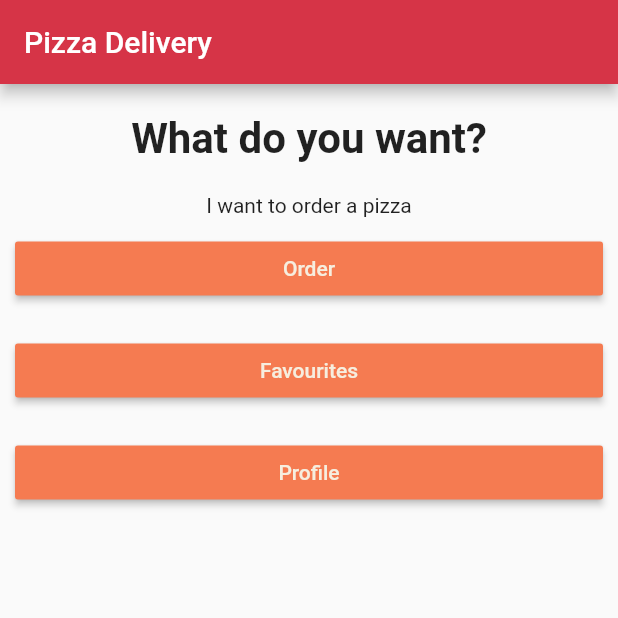
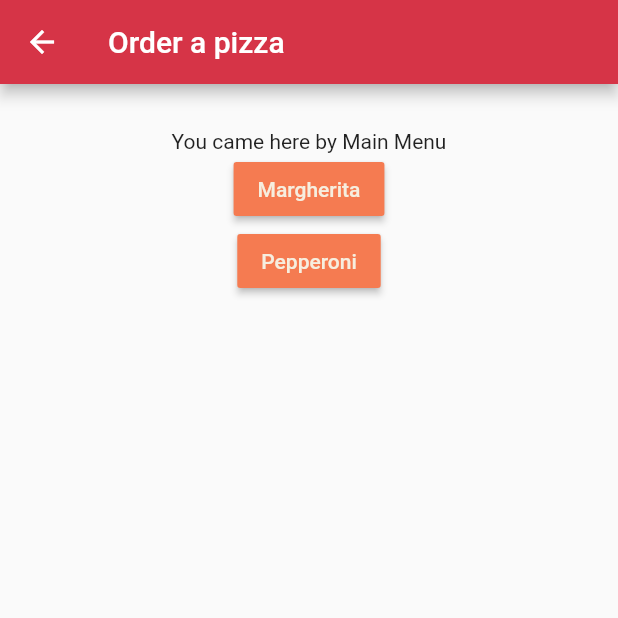
Before and after one commit to davidtengeri/pizza_delivery, a Flutter app: the screen it shows after launch, after a tap on "Order", on a phone screen of 412 x 824 dp, the top half of it. Run offline on Flutter 3.47's test engine with Material 2 defaults, Android fonts, the phone set to English and light mode, and no system bars; our stand-ins replace flutter_svg.

Commit message:
Drawer and named routes

```diff
--- a/lib/main.dart
+++ b/lib/main.dart
@@ -1,10 +1,11 @@
 import 'package:flutter/material.dart';
-import 'package:pizza_delivery/answer.dart';
+import 'package:flutter_svg/svg.dart';
 
 import 'package:pizza_delivery/app_colors.dart';
+import 'package:pizza_delivery/main_drawer.dart';
 import 'package:pizza_delivery/main_menu.dart';
 import 'package:pizza_delivery/menu_item.dart';
-import 'package:pizza_delivery/question.dart';
+import 'package:pizza_delivery/order.dart';
 
 void main() => runApp(PizzaDeliveryApp());
 
@@ -24,7 +25,11 @@ class PizzaDeliveryApp extends StatelessWidget {
   Widget build(BuildContext context) {
     return MaterialApp(
       theme: _buildThemeData(),
-      home: Home(),
+      initialRoute: '/',
+      routes: {
+        '/': (context) => Home(),
+        '/order': (context) => Order(),
+      },
     );
   }
 }
@@ -35,14 +40,7 @@ class Home extends StatefulWidget {
 }
 
 class _HomeState extends State<Home> {
-  MenuItem selectedItem;
-
-  void selectOption(MenuItem item) {
-    setState(() {
-      selectedItem = item;
-      print('Pressed ${selectedItem.index}');
-    });
-  }
+  String selectedPizza;
 
   @override
   Widget build(BuildContext context) {
@@ -50,12 +48,32 @@ class _HomeState extends State<Home> {
       appBar: AppBar(
         title: Text('Pizza Delivery'),
       ),
+      drawer: MainDrawer(),
       body: Column(
         children: <Widget>[
-          Question(),
-          Answer(item: selectedItem),
-          MainMenu(onOptionSelected: selectOption),
+          MainMenu(),
+          if (selectedPizza != null) Text(selectedPizza),
         ],
+      ),
+      floatingActionButton: FloatingActionButton(
+        onPressed: () async {
+          final result = await Navigator.pushNamed(
+            context,
+            '/order',
+            arguments: OrderArguments('Floating action'),
+          );
+          setState(() {
+            selectedPizza = result;
+          });
+        },
+        child: Container(
+          decoration: BoxDecoration(
+            color: Theme.of(context).primaryColor,
+            borderRadius: BorderRadius.circular(50),
+          ),
+          padding: EdgeInsets.all(5),
+          child: SvgPicture.asset('images/pizza.svg'),
+        ),
       ),
     );
   }
--- /dev/null
+++ b/lib/main_drawer.dart
@@ -0,0 +1,40 @@
+import 'package:flutter/material.dart';
+import 'package:flutter_svg/flutter_svg.dart';
+import 'package:pizza_delivery/main_menu.dart';
+import 'package:pizza_delivery/menu_item.dart';
+
+class MainDrawer extends StatelessWidget {
+  MainDrawer();
+
+  @override
+  Widget build(BuildContext context) {
+    return Drawer(
+      child: ListView(
+        padding: EdgeInsets.zero,
+        children: <Widget>[
+          DrawerHeader(
+            decoration: BoxDecoration(color: Theme.of(context).primaryColor),
+            padding: EdgeInsets.all(30),
+            child: Column(
+              children: <Widget>[
+                Text(
+                  'Pizza Delivery',
+                  style: TextStyle(
+                    fontSize: 30,
+                    color: Theme.of(context).accentColor,
+                  ),
+                ),
+                SvgPicture.asset(
+                  'images/delivery-truck.svg',
+                  width: 60,
+                  height: 60,
+                ),
+              ],
+            ),
+          ),
+          MainMenu(),
+        ],
+      ),
+    );
+  }
+}
--- a/lib/main_menu.dart
+++ b/lib/main_menu.dart
@@ -1,28 +1,40 @@
 import 'package:flutter/material.dart';
 import 'package:pizza_delivery/menu_button.dart';
 import 'package:pizza_delivery/menu_item.dart';
+import 'package:pizza_delivery/order.dart';
 
 class MainMenu extends StatelessWidget {
-  final Function onOptionSelected;
-
-  MainMenu({@required this.onOptionSelected})
-      : assert(onOptionSelected != null);
+  void menuItemSelected(MenuItem item, BuildContext context) {
+    switch (item) {
+      case MenuItem.order:
+        Navigator.pushNamed(
+          context,
+          '/order',
+          arguments: OrderArguments('Main Menu'),
+        );
+        break;
+      default:
+    }
+  }
 
   @override
   Widget build(BuildContext context) {
     return Column(
       children: <Widget>[
         MenuButton(
-          onPressed: () => onOptionSelected(MenuItem.order),
+          onPressed: () => menuItemSelected(MenuItem.order, context),
           text: 'Order',
+          iconAssetName: 'images/pizza.svg',
         ),
         MenuButton(
-          onPressed: () => onOptionSelected(MenuItem.favourites),
+          onPressed: () => menuItemSelected(MenuItem.favourites, context),
           text: 'Favourites',
+          iconAssetName: 'images/favourites.svg',
         ),
         MenuButton(
-          onPressed: () => onOptionSelected(MenuItem.profile),
+          onPressed: () => menuItemSelected(MenuItem.profile, context),
           text: 'Profile',
+          iconAssetName: 'images/profile.svg',
         ),
       ],
     );
--- a/lib/menu_button.dart
+++ b/lib/menu_button.dart
@@ -1,10 +1,12 @@
 import 'package:flutter/material.dart';
+import 'package:flutter_svg/flutter_svg.dart';
 
 class MenuButton extends StatelessWidget {
   final Function onPressed;
   final String text;
+  final String iconAssetName;
 
-  MenuButton({this.onPressed, this.text});
+  MenuButton({this.onPressed, this.text, this.iconAssetName});
 
   @override
   Widget build(BuildContext context) {
@@ -13,7 +15,22 @@ class MenuButton extends StatelessWidget {
       padding: EdgeInsets.all(10),
       child: RaisedButton(
         onPressed: onPressed,
-        child: Text(text),
+        child: Row(
+          children: <Widget>[
+            Padding(
+              padding: const EdgeInsets.all(8.0),
+              child: SvgPicture.asset(
+                iconAssetName,
+                width: 40,
+                height: 40,
+              ),
+            ),
+            Text(
+              text,
+              style: TextStyle(fontSize: 22),
+            ),
+          ],
+        ),
       ),
     );
   }
--- /dev/null
+++ b/lib/order.dart
@@ -0,0 +1,39 @@
+import 'package:flutter/material.dart';
+
+class OrderArguments {
+  String from;
+
+  OrderArguments(this.from);
+}
+
+class Order extends StatelessWidget {
+  @override
+  Widget build(BuildContext context) {
+    OrderArguments orderArguments = ModalRoute.of(context).settings.arguments;
+
+    return Container(
+      child: Scaffold(
+        appBar: AppBar(
+          title: Text('Order a pizza'),
+        ),
+        body: Container(
+          width: double.infinity,
+          padding: EdgeInsets.all(30),
+          child: Column(
+            children: <Widget>[
+              Text('You came here by ${orderArguments.from}'),
+              RaisedButton(
+                onPressed: () => Navigator.pop(context, 'Margherita'),
+                child: Text('Margherita'),
+              ),
+              RaisedButton(
+                onPressed: () => Navigator.pop(context, 'Pepperoni'),
+                child: Text('Pepperoni'),
+              ),
+            ],
+          ),
+        ),
+      ),
+    );
+  }
+}
```
Also changed, not shown: pubspec.lock.
